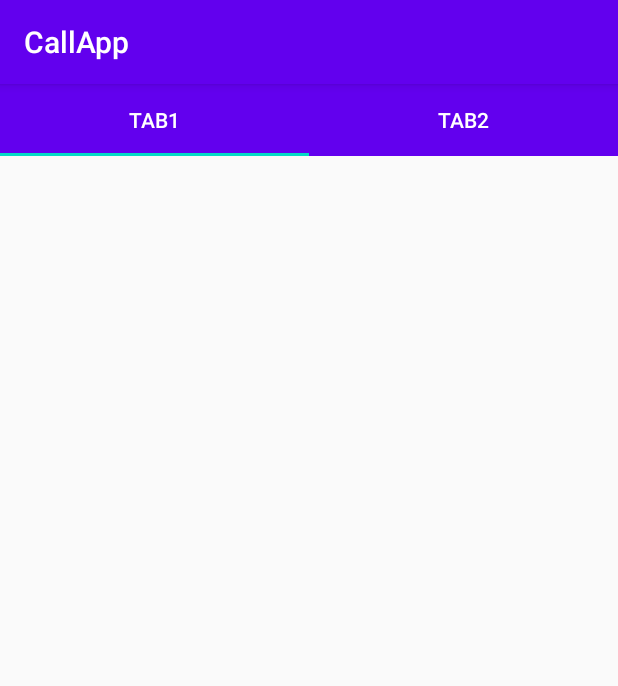
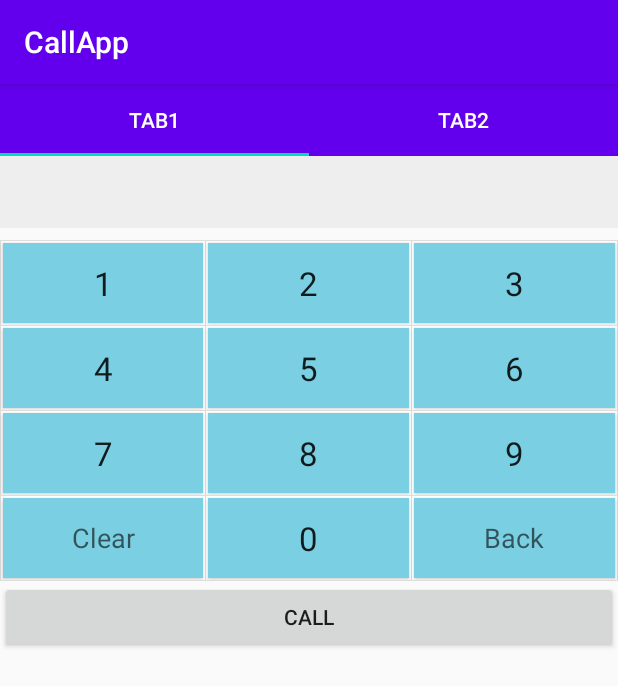
Before and after one commit to VuDn5/LTDD, an Android app: the screen it shows after launch (MainActivity), on a phone screen of 412 x 824 dp. Shown: the top 686 px of the screen. Run offline under Robolectric (Android 15) with nearby library versions, the phone set to English and light mode, and no system bars.

Commit message:
button call show diaglog goi o man hinh quay so va danh ba

```diff
--- a/CallApp/app/build.gradle
+++ b/CallApp/app/build.gradle
@@ -26,6 +26,8 @@ dependencies {
     implementation fileTree(dir: "libs", include: ["*.jar"])
     implementation 'androidx.appcompat:appcompat:1.2.0'
     implementation 'androidx.constraintlayout:constraintlayout:1.1.3'
+    implementation 'com.google.android.material:material:1.0.0'
+    implementation 'androidx.legacy:legacy-support-v4:1.0.0'
     testImplementation 'junit:junit:4.12'
     androidTestImplementation 'androidx.test.ext:junit:1.1.1'
     androidTestImplementation 'androidx.test.espresso:espresso-core:3.2.0'
--- a/CallApp/app/src/main/AndroidManifest.xml
+++ b/CallApp/app/src/main/AndroidManifest.xml
@@ -12,6 +12,7 @@
         <activity android:name=".MainActivity">
             <intent-filter>
                 <action android:name="android.intent.action.MAIN" />
+
                 <category android:name="android.intent.category.LAUNCHER" />
             </intent-filter>
         </activity>
--- a/CallApp/app/src/main/java/com/example/callapp/Adapter/UserAdapter.java
+++ b/CallApp/app/src/main/java/com/example/callapp/Adapter/UserAdapter.java
@@ -1,6 +1,9 @@
 package com.example.callapp.Adapter;
 
+import android.app.AlertDialog;
 import android.content.Context;
+import android.content.DialogInterface;
+import android.content.Intent;
 import android.view.LayoutInflater;
 import android.view.View;
 import android.view.ViewGroup;
@@ -20,6 +23,8 @@ import java.util.List;
 public class UserAdapter extends ArrayAdapter<User> {
     public List<User> receiptlist;
 
+    Context mcontext= null;
+
     public UserAdapter(Context context, int textViewResourceId) {
         super(context, textViewResourceId);
     }
@@ -28,6 +33,7 @@ public class UserAdapter extends ArrayAdapter<User> {
         super(context, resource, items);
 
         receiptlist = items;
+        mcontext = context;
         Collections.reverse(receiptlist);
     }
 
@@ -57,7 +63,7 @@ public class UserAdapter extends ArrayAdapter<User> {
             vi = LayoutInflater.from(getContext());
             v = vi.inflate(R.layout.item, null);
         }
-        User p = getItem(position);
+        final User p = getItem(position);
 
         if (p != null) {
             InputStream is = null;
@@ -69,8 +75,30 @@ public class UserAdapter extends ArrayAdapter<User> {
 
             tvName.setText(p.getName());
             tvPhone.setText(p.getPhone());
+
+            btnCall.setOnClickListener(new View.OnClickListener() {
+                @Override
+                public void onClick(View view) {
+                    ShowCall(p);
+                }
+            });
         }
         return v;
     }
 
+    private void ShowCall(User p)
+    {
+        AlertDialog.Builder builder = new AlertDialog.Builder(mcontext);
+        builder.setMessage(p.getPhone())
+                .setTitle("Calling");
+        builder.setNegativeButton("Close", new DialogInterface.OnClickListener() {
+            public void onClick(DialogInterface dialog, int id) {
+                // User cancelled the dialog
+            }
+        });
+
+        AlertDialog dialog = builder.create();
+        dialog.show();
+    }
+
 }
--- a/CallApp/app/src/main/java/com/example/callapp/fragment/QuaySo.java
+++ b/CallApp/app/src/main/java/com/example/callapp/fragment/QuaySo.java
@@ -1,6 +1,8 @@
 package com.example.callapp.fragment;
 
+import android.app.AlertDialog;
 import android.content.Context;
+import android.content.DialogInterface;
 import android.os.Bundle;
 
 import androidx.fragment.app.Fragment;
@@ -83,7 +85,15 @@ public class QuaySo extends Fragment {
             mParam2 = getArguments().getString(ARG_PARAM2);
         }
 
-
+        try
+        {
+            context = getActivity(); // use this reference to invoke main callbacks
+            main = (MainActivity) getActivity();
+        }
+        catch (IllegalStateException e)
+        {
+            throw new IllegalStateException("MainActivity must implement callbacks");
+        }
     }
 
     @Override
@@ -151,6 +161,13 @@ public class QuaySo extends Fragment {
                     txtNumberCall.setText(numberCall.subSequence(0, numberCall.length() - 1));
             }
         });
+
+        btnCall.setOnClickListener(new View.OnClickListener() {
+            @Override
+            public void onClick(View view) {
+                ShowCall();
+            }
+        });
     }
 
     private void SetEnventKey(final Button t9_key, final String num)
@@ -164,4 +181,19 @@ public class QuaySo extends Fragment {
         });
     }
 
+    private void ShowCall()
+    {
+        AlertDialog.Builder builder = new AlertDialog.Builder(getActivity());
+        builder.setMessage(txtNumberCall.getText())
+                .setTitle("Calling");
+        builder.setNegativeButton("Close", new DialogInterface.OnClickListener() {
+            public void onClick(DialogInterface dialog, int id) {
+                // User cancelled the dialog
+            }
+        });
+
+        AlertDialog dialog = builder.create();
+        dialog.show();
+    }
+
 }
--- a/CallApp/app/src/main/res/layout/activity_main.xml
+++ b/CallApp/app/src/main/res/layout/activity_main.xml
@@ -36,7 +36,8 @@
                         android:id="@+id/tab1"
                         android:layout_width="match_parent"
                         android:layout_height="match_parent"
-                        android:orientation="vertical">
+                        android:orientation="vertical"
+                        >
 
 
                     </LinearLayout>
@@ -45,7 +46,8 @@
                         android:id="@+id/tab2"
                         android:layout_width="match_parent"
                         android:layout_height="match_parent"
-                        android:orientation="vertical">
+                        android:orientation="vertical"
+                        >
 
                     </LinearLayout>
 
--- /dev/null
+++ b/CallApp/app/src/main/res/layout/fragment_quay_so.xml
@@ -0,0 +1,126 @@
+<?xml version="1.0" encoding="utf-8"?>
+<FrameLayout xmlns:android="http://schemas.android.com/apk/res/android"
+    xmlns:tools="http://schemas.android.com/tools"
+    android:layout_width="match_parent"
+    android:layout_height="match_parent"
+    tools:context=".fragment.QuaySo">
+
+    <!-- TODO: Update blank fragment layout -->
+    <LinearLayout
+        android:id="@+id/tab1"
+        android:layout_width="match_parent"
+        android:layout_height="match_parent"
+        android:orientation="vertical">
+
+        <EditText
+            android:id="@+id/txtNumberCall"
+            android:layout_width="match_parent"
+            android:layout_height="wrap_content"
+            android:layout_marginBottom="8dp"
+            android:background="#eeeeee"
+            android:enabled="false"
+            android:minHeight="48dp"
+            android:paddingLeft="8dp"
+            android:paddingRight="8dp"
+            android:singleLine="true"
+            android:textAppearance="?android:attr/textAppearanceMedium"
+            android:textColor="@android:color/black" />
+
+        <TableLayout
+            android:id="@+id/keyboard"
+            android:layout_width="match_parent"
+            android:layout_height="wrap_content"
+            android:background="@android:color/white"
+            android:divider="@drawable/keyboard_divider"
+            android:orientation="vertical"
+            android:showDividers="beginning|middle|end">
+
+            <TableRow style="@style/keyboard_row"
+                >
+
+                <Button
+                    android:id="@+id/t9_key_1"
+                    style="@style/keyboard_number_button"
+                    android:text="@string/number_one"
+                    />
+
+                <Button
+                    android:id="@+id/t9_key_2"
+                    style="@style/keyboard_number_button"
+                    android:text="@string/number_two" />
+
+                <Button
+                    android:id="@+id/t9_key_3"
+                    style="@style/keyboard_number_button"
+                    android:text="@string/number_three" />
+            </TableRow>
+
+            <TableRow style="@style/keyboard_row"
+                >
+
+                <Button
+                    android:id="@+id/t9_key_4"
+                    style="@style/keyboard_number_button"
+                    android:text="@string/number_four" />
+
+                <Button
+                    android:id="@+id/t9_key_5"
+                    style="@style/keyboard_number_button"
+                    android:text="@string/number_five" />
+
+                <Button
+                    android:id="@+id/t9_key_6"
+                    style="@style/keyboard_number_button"
+                    android:text="@string/number_six" />
+            </TableRow>
+
+            <TableRow style="@style/keyboard_row"
+                >
+
+                <Button
+                    android:id="@+id/t9_key_7"
+                    style="@style/keyboard_number_button"
+                    android:text="@string/number_seven" />
+
+                <Button
+                    android:id="@+id/t9_key_8"
+                    style="@style/keyboard_number_button"
+                    android:text="@string/number_eight" />
+
+                <Button
+                    android:id="@+id/t9_key_9"
+                    style="@style/keyboard_number_button"
+                    android:text="@string/number_nine" />
+            </TableRow>
+
+            <TableRow style="@style/keyboard_row"
+                >
+
+                <Button
+                    android:id="@+id/t9_key_clear"
+                    style="@style/keyboard_button"
+                    android:text="@string/btn_clear"
+                    android:textAppearance="?android:attr/textAppearanceMedium" />
+
+                <Button
+                    android:id="@+id/t9_key_0"
+                    style="@style/keyboard_number_button"
+                    android:text="@string/number_zero" />
+
+                <Button
+                    android:id="@+id/t9_key_backspace"
+                    style="@style/keyboard_button"
+                    android:text="@string/btn_backspace"
+                    android:textAppearance="?android:attr/textAppearanceMedium" />
+            </TableRow>
+        </TableLayout>
+
+        <Button
+            android:id="@+id/btnCall"
+            android:layout_width="match_parent"
+            android:layout_height="wrap_content"
+            android:text="CALL" />
+
+    </LinearLayout>
+
+</FrameLayout>
--- a/CallApp/app/src/main/res/values/styles.xml
+++ b/CallApp/app/src/main/res/values/styles.xml
@@ -24,7 +24,7 @@
         <item name="android:clickable">true</item>
         <item name="android:gravity">center</item>
         <item name="android:scaleType">centerInside</item>
-        <item name="android:background">@color/colorPrimary</item>
+        <item name="android:background">@color/blue</item>
         <item name="android:textAppearance">?android:attr/textAppearanceLarge</item>
         <item name="android:layout_margin">1dp</item>
     </style>
```
Also changed, not shown: CallApp/app/src/main/res/layout/activity_call_receiver.xml (added, +76 -0 lines), CallApp/app/src/main/res/layout/activity_make_call.xml (added, +76 -0 lines), CallApp/app/src/main/res/layout/fragment_cuoc_goi.xml (added, +30 -0 lines), CallApp/app/src/main/res/layout/item.xml (+16 -10 lines), CallApp/app/src/main/res/drawable/call_end_green_96dp.png (added), CallApp/app/src/main/res/drawable/phone_green_96dp.png (added).
